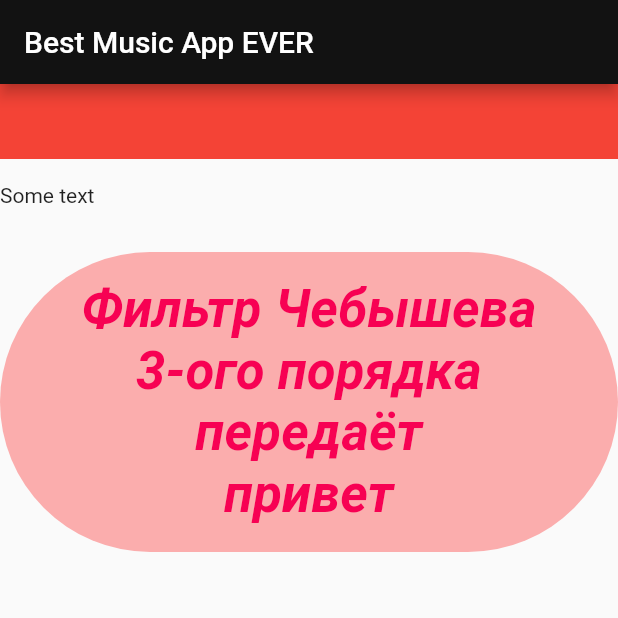
After one commit to SmesharicsClub/denis_project, a Flutter app: the screen it shows after launch, on a phone screen of 412 x 824 dp, the top half of it. The commit adds this screen. Run offline on Flutter 3.47's test engine with Material 2 defaults, Android fonts, the phone set to English and light mode, and no system bars; Roboto replaces fonts that are missing (Arial).

Commit message:
STASKS-15: Move mainpage to other file

```diff
--- /dev/null
+++ b/lib/common/screens/main_page_screen.dart
@@ -0,0 +1,54 @@
+import 'package:flutter/material.dart';
+
+const Color _appBarBackgroundColor = Color(0xFF121212);
+const Color _thirdContainerBoxDecorationColor = Color(0x4FFD0000);
+const String _thirdContainerText =
+    'Фильтр Чебышева\n3-ого порядка\nпередаёт\nпривет';
+const TextStyle _thirdContainerTextStyle = TextStyle(
+    color: Color(0xFFF70153),
+    fontSize: 35,
+    fontWeight: FontWeight.bold,
+    fontStyle: FontStyle.italic,
+    fontFamily: 'Arial');
+
+class MainPage extends StatefulWidget {
+  const MainPage({required this.title, Key? key}) : super(key: key);
+
+  final String title;
+
+  @override
+  State<MainPage> createState() => _MainPageState();
+}
+
+class _MainPageState extends State<MainPage> {
+  final containers = [
+    Container(height: 50, color: Colors.red),
+    Container(
+      height: 30,
+      child: const Text('Some text'),
+    ),
+    Container(
+      height: 200,
+      decoration: BoxDecoration(
+          color: _thirdContainerBoxDecorationColor,
+          borderRadius: BorderRadiusDirectional.circular(200)),
+      child: const Center(
+          child: Text(
+        _thirdContainerText,
+        style: _thirdContainerTextStyle,
+        textAlign: TextAlign.center,
+      )),
+    )
+  ];
+
+  @override
+  Widget build(BuildContext context) => Scaffold(
+      appBar: AppBar(
+        title: Text(widget.title),
+        backgroundColor: _appBarBackgroundColor,
+      ),
+      body: ListView.separated(
+          itemCount: 3,
+          itemBuilder: (context, index) => containers[index],
+          separatorBuilder: (context, index) => const SizedBox(height: 16)));
+}
--- a/lib/main.dart
+++ b/lib/main.dart
@@ -1,4 +1,7 @@
 import 'package:flutter/material.dart';
+import 'common/screens/main_page_screen.dart';
+
+const String _title = 'Best Music App EVER';
 
 void main() {
   runApp(const MyApp());
@@ -9,66 +12,10 @@ class MyApp extends StatelessWidget {
 
   @override
   Widget build(BuildContext context) => MaterialApp(
-        title: _Constants.title,
+        title: _title,
         theme: ThemeData(
           primarySwatch: Colors.blue,
         ),
-        home: const MyHomePage(title: _Constants.title),
+        home: const MainPage(title: _title),
       );
 }
-
-class MyHomePage extends StatefulWidget {
-  const MyHomePage({required this.title, Key? key}) : super(key: key);
-
-  final String title;
-
-  @override
-  State<MyHomePage> createState() => _MyHomePageState();
-}
-
-class _MyHomePageState extends State<MyHomePage> {
-  final containers = [
-    Container(height: 50, color: Colors.red),
-    Container(
-      height: 30,
-      child: const Text('Some text'),
-    ),
-    Container(
-      height: 200,
-      decoration: BoxDecoration(
-          color: _Constants.thirdContainerBoxDecorationColor,
-          borderRadius: BorderRadiusDirectional.circular(200)),
-      child: const Center(
-          child: Text(
-        _Constants.thirdContainerText,
-        style: _Constants.thirdContainerTextStyle,
-        textAlign: TextAlign.center,
-      )),
-    )
-  ];
-
-  @override
-  Widget build(BuildContext context) => Scaffold(
-      appBar: AppBar(
-        title: Text(widget.title),
-        backgroundColor: _Constants.appBarBackgroundColor,
-      ),
-      body: ListView.separated(
-          itemCount: 3,
-          itemBuilder: (context, index) => containers[index],
-          separatorBuilder: (context, index) => const SizedBox(height: 16)));
-}
-
-class _Constants {
-  static const String title = 'Best Music App EVER';
-  static const Color appBarBackgroundColor = Color(0xFF121212);
-  static const Color thirdContainerBoxDecorationColor = Color(0x4FFD0000);
-  static const String thirdContainerText =
-      'Фильтр Чебышева\n3-ого порядка\nпередаёт\nпривет';
-  static const TextStyle thirdContainerTextStyle = TextStyle(
-      color: Color(0xFFF70153),
-      fontSize: 35,
-      fontWeight: FontWeight.bold,
-      fontStyle: FontStyle.italic,
-      fontFamily: 'Arial');
-}
```
